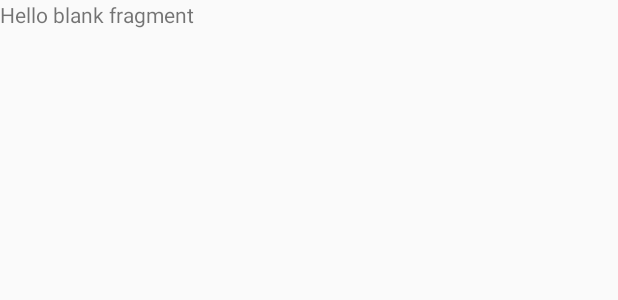
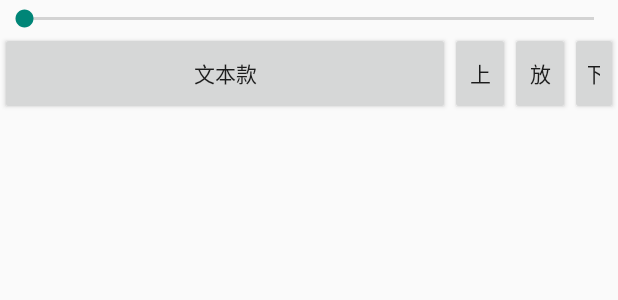
Before and after one commit to CSDAndroid/musicPlayer, an Android app built with Jetpack Compose: the layout fragment_music_player.xml on its own in the app's theme, with its tools: preview values and no code run, on a phone screen of 412 x 824 dp. Shown: the top 300 px of the screen. Run offline under Robolectric (Android 15) with nearby library versions, the phone set to English and light mode, and no system bars.

Commit message:
musicPlayer

```diff
--- a/app/build.gradle.kts
+++ b/app/build.gradle.kts
@@ -9,7 +9,7 @@ android {
 
     defaultConfig {
         applicationId = "com.example.myapplication"
-        minSdk = 27
+        minSdk = 29
         targetSdk = 33
         versionCode = 1
         versionName = "1.0"
@@ -50,7 +50,7 @@ android {
 }
 
 dependencies {
-
+    implementation("androidx.appcompat:appcompat:1.3.0")
     implementation("androidx.recyclerview:recyclerview:1.3.2")
     implementation("androidx.core:core-ktx:1.9.0")
     implementation("androidx.lifecycle:lifecycle-runtime-ktx:2.6.1")
@@ -60,10 +60,10 @@ dependencies {
     implementation("androidx.compose.ui:ui-graphics")
     implementation("androidx.compose.ui:ui-tooling-preview")
     implementation("androidx.compose.material3:material3")
+    implementation("androidx.fragment:fragment-ktx:1.6.2")
     testImplementation("junit:junit:4.13.2")
     androidTestImplementation("androidx.test.ext:junit:1.1.5")
     androidTestImplementation("androidx.test.espresso:espresso-core:3.5.1")
-    androidTestImplementation(platform("androidx.compose:compose-bom:2023.03.00"))
     androidTestImplementation("androidx.compose.ui:ui-test-junit4")
     debugImplementation("androidx.compose.ui:ui-tooling")
     debugImplementation("androidx.compose.ui:ui-test-manifest")
--- a/app/src/main/AndroidManifest.xml
+++ b/app/src/main/AndroidManifest.xml
@@ -15,6 +15,7 @@
         android:supportsRtl="true"
         android:theme="@style/Theme.MyApplication"
         tools:targetApi="31">
+
         <activity
             android:name=".MusicListActivity"
             android:exported="true"
--- a/app/src/main/java/MusicDatabase.kt
+++ b/app/src/main/java/MusicDatabase.kt
@@ -17,11 +17,13 @@ class MusicDatabase(context: Context) :
         const val COLUMN_DATA = "data"
         const val COLUMN_MIMETYPE = "mimeType"
         const val COLUMN_SIZE = "size"
+        const val COLUMN_ALBUM_ID="albumId"
+        const val COLUMN_ALBUM_ART_BITMAP="albumArtBitmap"
     }
 
     override fun onCreate(db: SQLiteDatabase) {
         val createTable =
-            "CREATE TABLE $TABLE_NAME ($COLUMN_ID INTEGER PRIMARY KEY, $COLUMN_NAME TEXT, $COLUMN_ARTIST TEXT, $COLUMN_DURATION INTEGER,$COLUMN_DATA TEXT,$COLUMN_MIMETYPE TEXT,$COLUMN_SIZE INTEGER)"
+            "CREATE TABLE $TABLE_NAME ($COLUMN_ID INTEGER PRIMARY KEY, $COLUMN_NAME TEXT, $COLUMN_ARTIST TEXT, $COLUMN_DURATION INTEGER,$COLUMN_DATA TEXT,$COLUMN_MIMETYPE TEXT,$COLUMN_SIZE INTEGER,$COLUMN_ALBUM_ID INTEGER,$COLUMN_ALBUM_ART_BITMAP BLOB)"
         db.execSQL(createTable)
     }
 
--- a/app/src/main/java/com/example/myapplication/MusicPlayerFragment.java
+++ /dev/null
@@ -1,6 +0,0 @@
-package com.example.myapplication;
-
-import android.app.Activity;
-
-public class MusicPlayerFragment extends Activity {
-}
--- a/app/src/main/res/layout/fragment_music_player.xml
+++ b/app/src/main/res/layout/fragment_music_player.xml
@@ -5,10 +5,52 @@
     android:layout_height="match_parent"
     tools:context=".MusicPlayerFragment">
 
-    <!-- TODO: Update blank fragment layout -->
-    <TextView
-        android:layout_width="match_parent"
-        android:layout_height="match_parent"
-        android:text="@string/hello_blank_fragment" />
+    <RelativeLayout
+        android:layout_width="wrap_content"
+        android:layout_height="wrap_content"
+        android:orientation="horizontal">
+
+        <SeekBar
+            android:id="@+id/SeekBar"
+            android:layout_width="match_parent"
+            android:layout_height="wrap_content"
+            android:layout_alignParentTop="true"
+            android:layout_alignParentEnd="true"
+            android:layout_marginTop="3dp"
+            android:layout_marginEnd="0dp" />
+
+        <Button
+            android:id="@+id/onClickSongActivity"
+            android:layout_width="300dp"
+            android:layout_height="55dp"
+            android:layout_below="@id/SeekBar"
+            android:text="文本款" />
+
+        <Button
+            android:id="@+id/onClickLastSong"
+            android:layout_width="40dp"
+            android:layout_height="55dp"
+            android:layout_below="@id/SeekBar"
+            android:layout_toRightOf="@+id/onClickSongActivity"
+            android:text="上"/>
+
+        <Button
+            android:id="@+id/onClickBroadcast"
+            android:layout_width="40dp"
+            android:layout_height="55dp"
+            android:layout_below="@id/SeekBar"
+            android:layout_toRightOf="@id/onClickLastSong"
+            android:text="放"/>
+
+        <Button
+            android:id="@+id/onClickNextSong"
+            android:layout_width="40dp"
+            android:layout_height="55dp"
+            android:layout_below="@+id/SeekBar"
+            android:layout_toRightOf="@id/onClickBroadcast"
+            android:text="下"/>
+
+
+    </RelativeLayout>
 
 </FrameLayout>
--- a/app/src/main/res/layout/music_list_activity.xml
+++ b/app/src/main/res/layout/music_list_activity.xml
@@ -43,4 +43,10 @@
         android:layout_height="630dp"
         android:layout_below="@id/LinearLayout1"/>
 
+    <FrameLayout
+        android:id="@+id/FrameLayout_music"
+        android:layout_width="match_parent"
+        android:layout_height="55dp"
+        android:layout_below="@id/MusicListView"/>
+
 </RelativeLayout>
--- a/app/src/main/res/layout/song_list_activity.xml
+++ b/app/src/main/res/layout/song_list_activity.xml
@@ -44,4 +44,10 @@
         android:layout_height="630dp"
         android:layout_below="@id/LinearLayout"/>
 
+    <FrameLayout
+        android:id="@+id/FrameLayout_song"
+        android:layout_width="match_parent"
+        android:layout_height="55dp"
+        android:layout_below="@id/songListView"/>
+
 </RelativeLayout>
```
Also changed, not shown: app/src/main/java/MusicListAdapter.kt (added, +83 -0 lines), app/src/main/java/SongRetriever.kt (added, +77 -0 lines), app/src/main/java/com/example/myapplication/MusicListActivity.kt (+14 -30 lines), app/src/main/java/com/example/myapplication/MusicPlayerFragment.kt (+13 -0 lines), app/src/main/java/com/example/myapplication/SongListActivity.kt (+74 -76 lines), app/src/main/res/drawable/ic_pause.xml (added, +9 -0 lines), app/src/main/res/drawable/ic_play.xml (added, +9 -0 lines), app/src/main/res/layout/main_activity.xml (+6 -3 lines), app/src/main/res/layout/music_list_item_activity.xml (+22 -17 lines), app/src/main/res/layout/song_list_item_activity.xml (+21 -17 lines).
